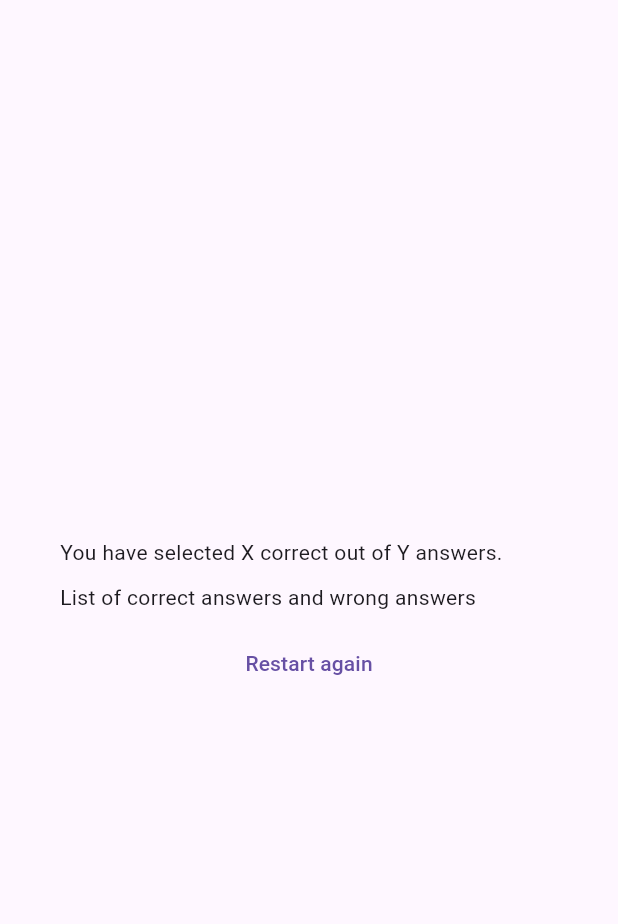
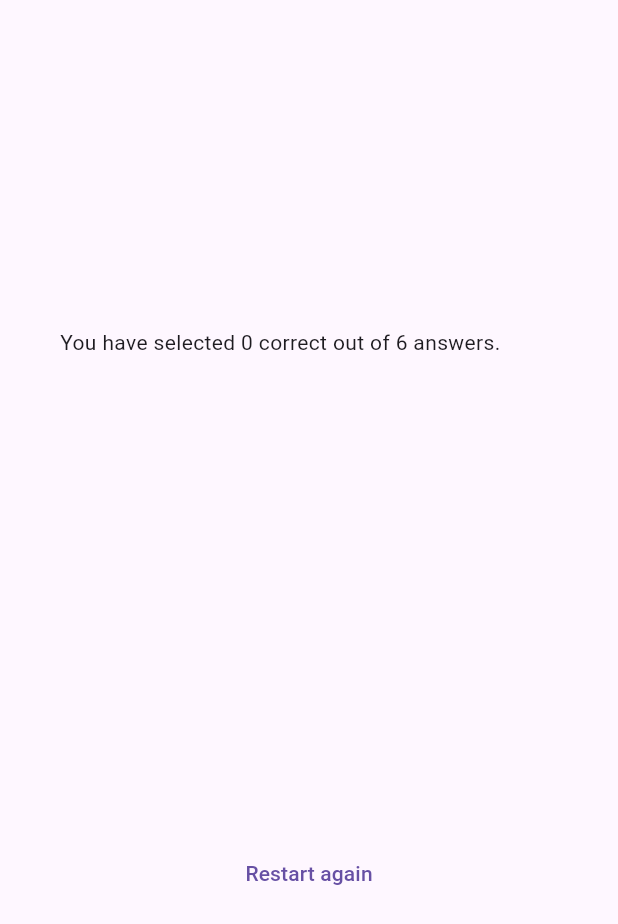
Before and after one commit to Sabbha20/flutter-quiz-app, a Flutter app: the ResultsScreen widget shown alone on an empty page, opened directly with empty values, on a phone screen of 412 x 824 dp. Shown: the top 924 px of the screen. Run offline on Flutter 3.47's test engine with Material 3 defaults, Android fonts, the phone set to English and light mode, and no system bars.

Commit message:
Successfully rendered the data in results screen. Now need to make it pretty to eyes.

```diff
--- a/lib/question_summary.dart
+++ b/lib/question_summary.dart
@@ -7,16 +7,33 @@ class QuestionSummary extends StatelessWidget {
 
   @override
   Widget build(BuildContext context) {
-    return Column(
+    return SizedBox(
+      height: 300,
+      child: SingleChildScrollView(
+        child: Column(
           children: summaryData
               .map(
                 (data) => Row(
                   children: [
                     Text(((data['question_index'] as int) + 1).toString()),
+                    Expanded(
+                      child: Column(
+                        children: [
+                          Text(data['question'] as String),
+                          const SizedBox(
+                            height: 10,
+                          ),
+                          Text(data['user_answer'] as String),
+                          Text(data['correct_answer'] as String),
+                        ],
+                      ),
+                    )
                   ],
                 ),
               )
               .toList(),
+        ),
+      ),
     );
   }
 }
--- a/lib/quiz.dart
+++ b/lib/quiz.dart
@@ -45,7 +45,7 @@ class _QuizState extends State<Quiz> {
 
     if (selectedAnswers.length == questions.length) {
       setState(() {
-        selectedAnswers = [];
+        // selectedAnswers = [];
         activeScreen = "results-screen";
       });
     }
--- a/lib/results_screen.dart
+++ b/lib/results_screen.dart
@@ -1,5 +1,6 @@
 import 'package:flutter/material.dart';
 import 'package:quiz_app/data/questions.dart';
+import 'package:quiz_app/question_summary.dart';
 
 class ResultsScreen extends StatelessWidget {
   ResultsScreen({super.key, required this.selectedAnswersList});
@@ -23,6 +24,11 @@ class ResultsScreen extends StatelessWidget {
 
   @override
   Widget build(BuildContext context) {
+    final summaryData = getSummaryData();
+    final totalAnswers = questions.length;
+    final correctAnswers = summaryData
+        .where((data) => data['user_answer'] == data['correct_answer'])
+        .length;
     return Container(
         width: double.infinity,
         padding: const EdgeInsets.symmetric(
@@ -33,11 +39,12 @@ class ResultsScreen extends StatelessWidget {
           mainAxisAlignment: MainAxisAlignment.center,
           crossAxisAlignment: CrossAxisAlignment.stretch,
           children: [
-            const Text("You have selected X correct out of Y answers."),
+            Text(
+                "You have selected $correctAnswers correct out of $totalAnswers answers."),
             const SizedBox(
               height: 10,
             ),
-            const Text("List of correct answers and wrong answers"),
+            QuestionSummary(summaryData),
             const SizedBox(
               height: 10,
             ),
```
Lines whose indentation alone changed are shown as unchanged.
